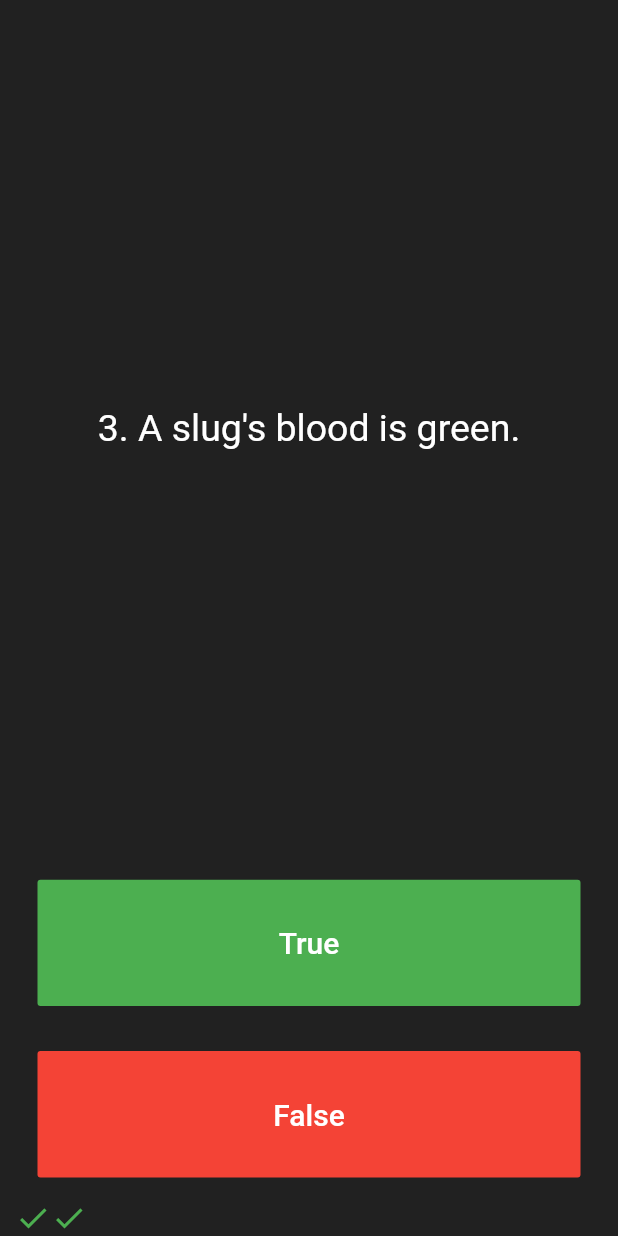
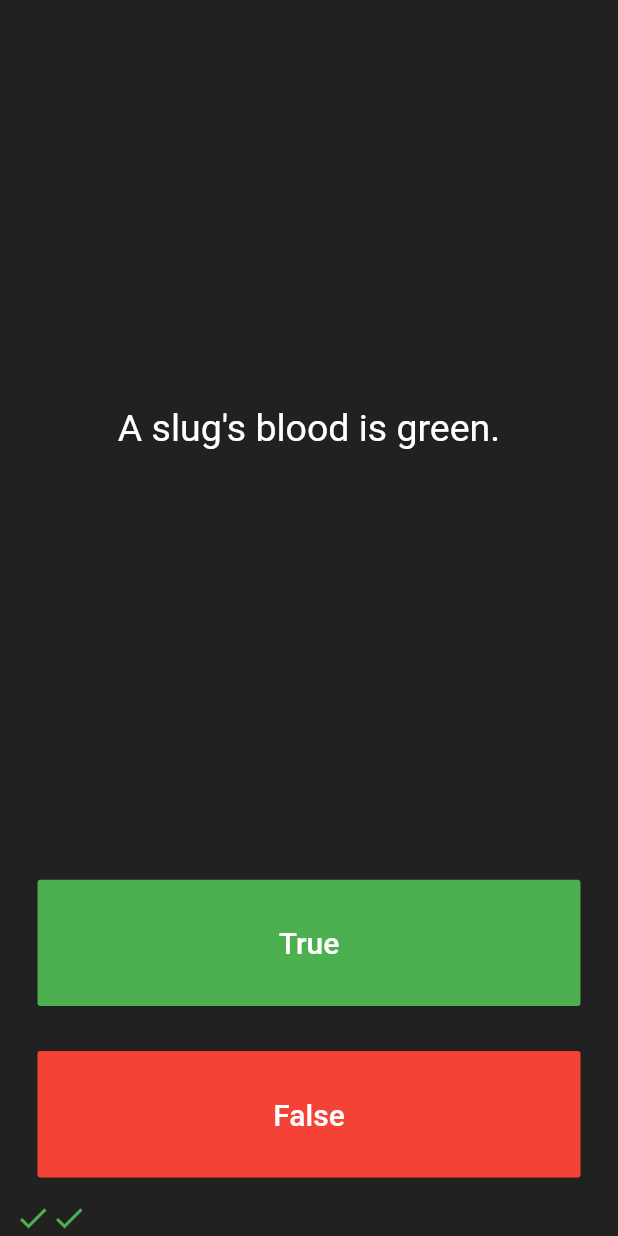
Before and after one commit to apostleyemi/QuizApp, a Flutter app: the screen it shows after launch, after a tap on "True", after a tap on "False", on a phone screen of 412 x 824 dp. Run offline on Flutter 3.47's test engine with Material 2 defaults, Android fonts, the phone set to English and light mode, and no system bars; our stand-ins replace rflutter_alert; missing offline and left inert: dart:ffi.

```diff
--- a/lib/main.dart
+++ b/lib/main.dart
@@ -1,5 +1,6 @@
 import 'package:flutter/material.dart';
-import 'question.dart';
+import 'package:rflutter_alert/rflutter_alert.dart';
+import 'question_repo.dart';
 
 void main() => runApp(Quizzler());
 
@@ -34,15 +35,40 @@ class _QuizPageState extends State<QuizPage> {
   ];
   List<bool> answers = [true, false, true];*/
 
-  List<Question> questionBank = [
-    Question(q: 'You can lead a cow down stairs but not up stairs.', a: true),
-    Question(
-        q: 'Approximately one quarter of human bones are in the feet.',
-        a: false),
-    Question(q: 'A slug\'s blood is green.', a: true)
-  ];
-  int questionNumber = 0;
   int nexQuestion = 0;
+  QuestionRepo questionRepo = QuestionRepo();
+
+  void checkAnswer(bool userPickedAnswer) {
+    bool correctAnswer = questionRepo.getCorrectAnswer();
+    setState(() {
+      if (questionRepo.isFinished() == true) {
+        Alert(
+                context: context,
+                title: "End of Quiz",
+                desc: "You have reach the end of the quiz.")
+            .show();
+        //reset Question
+        questionRepo.resetQuestion();
+        //resent the scoreKeeper
+        scoreKeeper = [];
+      } else if (correctAnswer == userPickedAnswer) {
+        scoreKeeper.add(
+          Icon(
+            Icons.check,
+            color: Colors.green,
+          ),
+        );
+      } else {
+        scoreKeeper.add(
+          Icon(
+            Icons.close,
+            color: Colors.red,
+          ),
+        );
+      }
+      questionRepo.nextQuestion();
+    });
+  }
 
   @override
   Widget build(BuildContext context) {
@@ -56,9 +82,7 @@ class _QuizPageState extends State<QuizPage> {
             padding: EdgeInsets.all(10.0),
             child: Center(
               child: Text(
-                (questionNumber + 1).toString() +
-                    '. ' +
-                    questionBank[questionNumber].questionText,
+                questionRepo.getQuetionText(),
                 textAlign: TextAlign.center,
                 style: TextStyle(
                   fontSize: 25.0,
@@ -82,26 +106,9 @@ class _QuizPageState extends State<QuizPage> {
                 ),
               ),
               onPressed: () {
+                checkAnswer(true);
+
                 //The user picked true.
-
-                setState(() {
-                  if (questionBank[questionNumber].questionAnswer == true) {
-                    scoreKeeper.add(
-                      Icon(
-                        Icons.check,
-                        color: Colors.green,
-                      ),
-                    );
-                  } else {
-                    scoreKeeper.add(
-                      Icon(
-                        Icons.close,
-                        color: Colors.red,
-                      ),
-                    );
-                  }
-                  questionNumber++;
-                });
               },
             ),
           ),
@@ -120,24 +127,8 @@ class _QuizPageState extends State<QuizPage> {
               ),
               onPressed: () {
                 //The user picked false.
-                setState(() {
-                  if (questionBank[questionNumber].questionAnswer == false) {
-                    scoreKeeper.add(
-                      Icon(
-                        Icons.check,
-                        color: Colors.green,
-                      ),
-                    );
-                  } else {
-                    scoreKeeper.add(
-                      Icon(
-                        Icons.close,
-                        color: Colors.red,
-                      ),
-                    );
-                  }
-                  questionNumber++;
-                });
+
+                checkAnswer(false);
               },
             ),
           ),
--- a/lib/question.dart
+++ b/lib/question.dart
@@ -1,7 +1,7 @@
 class Question {
   String questionText = '';
   bool questionAnswer = false;
-  Question({required String q, required bool a}) {
+  Question(String q, bool a) {
     questionText = q;
     questionAnswer = a;
   }
--- /dev/null
+++ b/lib/question_repo.dart
@@ -0,0 +1,65 @@
+import 'dart:ffi';
+
+import 'question.dart';
+
+class QuestionRepo {
+  int _questionNumber = 0;
+  // underscore is a way of making a property private
+  List<Question> _questionBank = [
+    Question('You can lead a cow down stairs but not up stairs.', true),
+    Question(
+        'Approximately one quarter of human bones are in the feet.', false),
+    Question('A slug\'s blood is green.', true),
+    Question('Some cats are actually allergic to humans', true),
+    Question('You can lead a cow down stairs but not up stairs.', false),
+    Question('Approximately one quarter of human bones are in the feet.', true),
+    Question('A slug\'s blood is green.', true),
+    Question('Buzz Aldrin\'s mother\'s maiden name was \"Moon\".', true),
+    Question('It is illegal to pee in the Ocean in Portugal.', true),
+    Question(
+        'No piece of square dry paper can be folded in half more than 7 times.',
+        false),
+    Question(
+        'In London, UK, if you happen to die in the House of Parliament, you are technically entitled to a state funeral, because the building is considered too sacred a place.',
+        true),
+    Question(
+        'The loudest sound produced by any animal is 188 decibels. That animal is the African Elephant.',
+        false),
+    Question(
+        'The total surface area of two human lungs is approximately 70 square metres.',
+        true),
+    Question('Google was originally called \"Backrub\".', true),
+    Question(
+        'Chocolate affects a dog\'s heart and nervous system; a few ounces are enough to kill a small dog.',
+        true),
+    Question(
+        'In West Virginia, USA, if you accidentally hit an animal with your car, you are free to take it home to eat.',
+        true),
+  ];
+
+  void nextQuestion() {
+    if (_questionNumber < _questionBank.length - 1) {
+      _questionNumber++;
+    }
+  }
+
+  String getQuetionText() {
+    return _questionBank[_questionNumber].questionText;
+  }
+
+  bool getCorrectAnswer() {
+    return _questionBank[_questionNumber].questionAnswer;
+  }
+
+  bool isFinished() {
+    if (_questionNumber == (_questionBank.length - 1)) {
+      return true;
+    } else {
+      return false;
+    }
+  }
+
+  void resetQuestion() {
+    _questionNumber = 0;
+  }
+}
--- a/pubspec.yaml
+++ b/pubspec.yaml
@@ -34,6 +34,8 @@ dependencies:
   # The following adds the Cupertino Icons font to your application.
   # Use with the CupertinoIcons class for iOS style icons.
   cupertino_icons: ^1.0.2
+  rflutter_alert: ^2.0.4
+
 
 dev_dependencies:
   flutter_test:
```
Also changed, not shown: pubspec.lock.
